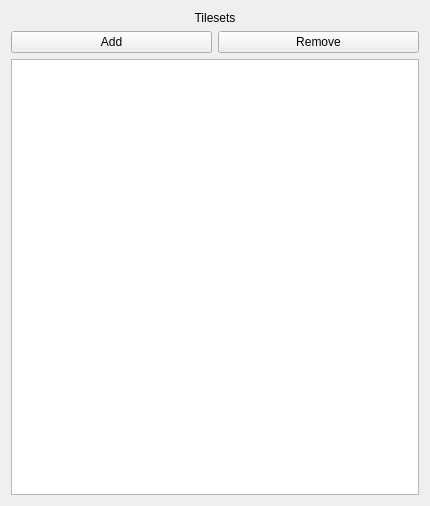
The window that TilesetEditor/fragmenttilesets.ui (diegofps/tileset_editor) describes before a commit, drawn with Qt 5.
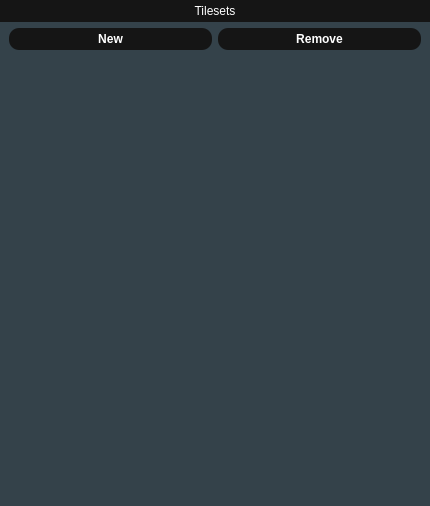
The same window after the commit.

```diff
--- a/TilesetEditor/fragmenttilesets.ui
+++ b/TilesetEditor/fragmenttilesets.ui
@@ -13,49 +13,178 @@
   <property name="windowTitle">
    <string>Form</string>
   </property>
-  <layout class="QVBoxLayout" name="verticalLayout">
+  <layout class="QVBoxLayout" name="verticalLayout_2">
+   <property name="spacing">
+    <number>0</number>
+   </property>
+   <property name="leftMargin">
+    <number>0</number>
+   </property>
+   <property name="topMargin">
+    <number>0</number>
+   </property>
+   <property name="rightMargin">
+    <number>0</number>
+   </property>
+   <property name="bottomMargin">
+    <number>0</number>
+   </property>
    <item>
-    <widget class="QLabel" name="lbTitle">
+    <widget class="QFrame" name="frame">
+     <property name="sizePolicy">
+      <sizepolicy hsizetype="Preferred" vsizetype="Preferred">
+       <horstretch>0</horstretch>
+       <verstretch>0</verstretch>
+      </sizepolicy>
+     </property>
+     <property name="styleSheet">
+      <string notr="true">background-color: rgb(52, 66, 74);</string>
+     </property>
+     <property name="frameShape">
+      <enum>QFrame::NoFrame</enum>
+     </property>
+     <property name="frameShadow">
+      <enum>QFrame::Plain</enum>
+     </property>
+     <property name="lineWidth">
+      <number>0</number>
+     </property>
+     <layout class="QVBoxLayout" name="verticalLayout_3">
+      <property name="leftMargin">
+       <number>0</number>
+      </property>
+      <property name="topMargin">
+       <number>0</number>
+      </property>
+      <property name="rightMargin">
+       <number>0</number>
+      </property>
+      <property name="bottomMargin">
+       <number>0</number>
+      </property>
+      <item>
+       <widget class="QLabel" name="label">
      <property name="sizePolicy">
       <sizepolicy hsizetype="Preferred" vsizetype="Fixed">
        <horstretch>0</horstretch>
        <verstretch>0</verstretch>
       </sizepolicy>
      </property>
+        <property name="styleSheet">
+         <string notr="true">background-color: #151515;
+color: #ffffff;
+padding: 4px;</string>
+        </property>
      <property name="text">
       <string>Tilesets</string>
      </property>
      <property name="alignment">
       <set>Qt::AlignCenter</set>
      </property>
+        <property name="margin">
+         <number>0</number>
+        </property>
     </widget>
    </item>
    <item>
-    <layout class="QHBoxLayout" name="horizontalLayout_2">
+       <layout class="QVBoxLayout" name="verticalLayout">
+        <property name="leftMargin">
+         <number>9</number>
+        </property>
+        <property name="rightMargin">
+         <number>9</number>
+        </property>
      <item>
-      <widget class="QPushButton" name="btAdd">
+         <layout class="QHBoxLayout" name="horizontalLayout">
+          <item>
+           <widget class="QPushButton" name="btNew">
+            <property name="styleSheet">
+             <string notr="true">QPushButton {
+    background-color: rgb(21, 21, 21);
+    color: white;
+    border-width: 0px;
+    border-radius: 10px;
+    font: bold 12px;
+    padding: 4px;
+}
+
+QPushButton#evilButton:pressed {
+    background-color: rgb(9, 36, 78);
+}
+
+QPushButton#evilButton:checked {
+    background-color: rgb(86, 145, 236);
+}</string>
+            </property>
        <property name="text">
-        <string>Add</string>
+             <string>New</string>
+            </property>
+            <property name="checkable">
+             <bool>true</bool>
+            </property>
+            <property name="checked">
+             <bool>true</bool>
+            </property>
+            <property name="autoDefault">
+             <bool>true</bool>
+            </property>
+            <property name="default">
+             <bool>false</bool>
+            </property>
+            <property name="flat">
+             <bool>false</bool>
        </property>
       </widget>
      </item>
      <item>
       <widget class="QPushButton" name="btRemove">
+            <property name="styleSheet">
+             <string notr="true">QPushButton {
+    background-color: rgb(21, 21, 21);
+    color: white;
+    border-width: 0px;
+    border-radius: 10px;
+    font: bold 12px;
+    padding: 4px;
+}
+
+QPushButton#evilButton:pressed {
+    background-color: rgb(9, 36, 78);
+}
+
+QPushButton#evilButton:checked {
+    background-color: rgb(86, 145, 236);
+}</string>
+            </property>
        <property name="text">
         <string>Remove</string>
        </property>
+            <property name="checkable">
+             <bool>true</bool>
+            </property>
+            <property name="default">
+             <bool>false</bool>
+            </property>
       </widget>
      </item>
     </layout>
    </item>
    <item>
     <widget class="QListView" name="listView">
-     <property name="sizePolicy">
-      <sizepolicy hsizetype="Preferred" vsizetype="Preferred">
-       <horstretch>0</horstretch>
-       <verstretch>1</verstretch>
-      </sizepolicy>
-     </property>
+          <property name="frameShape">
+           <enum>QFrame::NoFrame</enum>
+          </property>
+          <property name="frameShadow">
+           <enum>QFrame::Plain</enum>
+          </property>
+          <property name="lineWidth">
+           <number>0</number>
+          </property>
+         </widget>
+        </item>
+       </layout>
+      </item>
+     </layout>
     </widget>
    </item>
   </layout>
```
Lines whose indentation alone changed are shown as unchanged.
